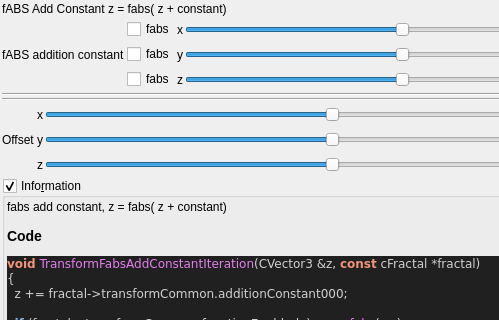
Above: mandelbulber2/qt_data/fractal_transf_fabs_add_constant.ui from buddhi1980/mandelbulber2 before the change; both pictures show x 0 to 499 and y 0 to 320 of the 711 by 1005 pixel window. Below: the same form after it.
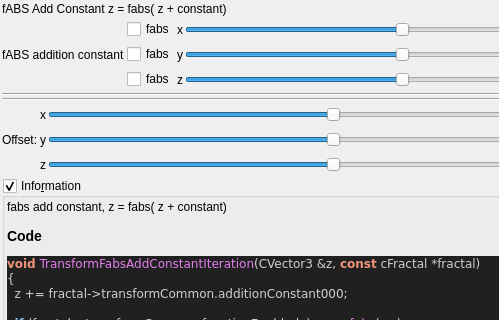
That is the form after the change. Custom widgets are drawn as their Qt base class.

The edit to the form file:
```diff
--- a/mandelbulber2/qt_data/fractal_transf_fabs_add_constant.ui
+++ b/mandelbulber2/qt_data/fractal_transf_fabs_add_constant.ui
@@ -399,7 +399,7 @@
      <item row="2" column="0">
       <widget class="QLabel" name="label_259">
        <property name="text">
-        <string>Offset</string>
+        <string>Offset:</string>
        </property>
       </widget>
      </item>
```
